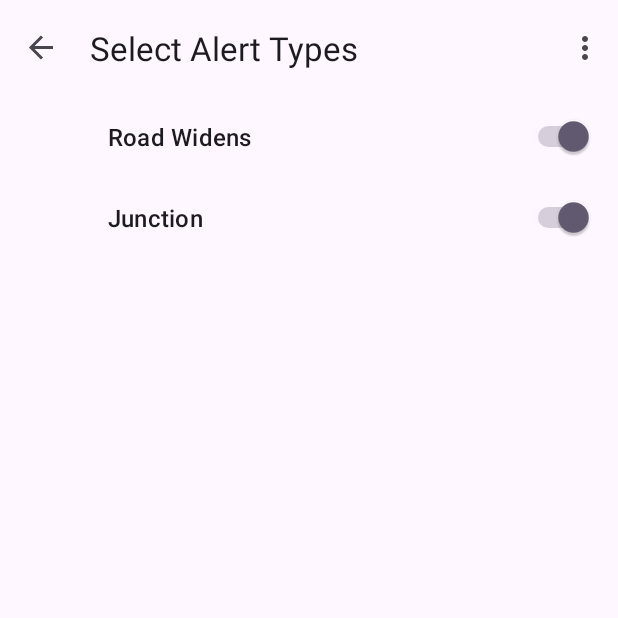
After one commit to timothyf1/msc-dissertation, an Android app: the SettingsAlertTypeFragment screen opened through its navigation route, on a phone screen of 412 x 824 dp, the top half of it. The commit adds this screen. Run offline under Robolectric (Android 15) with nearby library versions, the phone set to English and light mode, and no system bars; our stand-ins replace androidx.preference, navigation-ui.

Commit message:
Seperated preference screen for each alert type

```diff
--- /dev/null
+++ b/app/app/src/main/java/com/example/gpssafetydrivingapp/SettingsAlertTypeFragment.java
@@ -0,0 +1,13 @@
+package com.example.gpssafetydrivingapp;
+
+import android.os.Bundle;
+
+import androidx.preference.PreferenceFragmentCompat;
+
+public class SettingsAlertTypeFragment extends PreferenceFragmentCompat {
+
+    @Override
+    public void onCreatePreferences(Bundle savedInstanceState, String rootKey) {
+        setPreferencesFromResource(R.xml.alert_type_preferences, rootKey);
+    }
+}
--- a/app/app/src/main/res/navigation/nav_graph.xml
+++ b/app/app/src/main/res/navigation/nav_graph.xml
@@ -23,7 +23,11 @@
     <fragment
         android:id="@+id/settingsFragment"
         android:name="com.example.gpssafetydrivingapp.SettingsFragment"
-        android:label="@string/settings" />
+        android:label="@string/settings" >
+        <action
+            android:id="@+id/action_settingsFragment_to_settingsAlertTypeFragment"
+            app:destination="@id/settingsAlertTypeFragment" />
+    </fragment>
     <fragment
         android:id="@+id/aboutFragment"
         android:name="com.example.gpssafetydrivingapp.AboutFragment"
@@ -41,4 +45,8 @@
         android:id="@+id/permissionsCheckLocationFragment"
         android:name="com.example.gpssafetydrivingapp.permissionscheck.PermissionsCheckLocationFragment"
         android:label="@string/location_permissions" />
+    <fragment
+        android:id="@+id/settingsAlertTypeFragment"
+        android:name="com.example.gpssafetydrivingapp.SettingsAlertTypeFragment"
+        android:label="@string/select_alert_types" />
 </navigation>
--- a/app/app/src/main/res/values/strings.xml
+++ b/app/app/src/main/res/values/strings.xml
@@ -28,8 +28,9 @@
     <string name="alert_types">Alert Types</string>
     <string name="all_alert_types">All Alert Types</string>
     <string name="all_alert_types_on">All Alert types are enabled</string>
-    <string name="all_alert_types_off">Select which alerts you would like to receive below</string>
+    <string name="all_alert_types_off">Please click below to select alert types</string>
 
+    <string name="select_alert_types">Select Alert Types</string>
     <string name="road_widens">Road Widens</string>
     <string name="junction">Junction</string>
 
--- /dev/null
+++ b/app/app/src/main/res/xml/alert_type_preferences.xml
@@ -0,0 +1,13 @@
+<?xml version="1.0" encoding="utf-8"?>
+<PreferenceScreen xmlns:android="http://schemas.android.com/apk/res/android">
+
+    <SwitchPreference
+        android:defaultValue="true"
+        android:key="switch_alert_type_10"
+        android:title="@string/road_widens"/>
+    <SwitchPreference
+        android:defaultValue="true"
+        android:key="switch_alert_type_20"
+        android:title="@string/junction"/>
+
+</PreferenceScreen>
--- a/app/app/src/main/res/xml/root_preferences.xml
+++ b/app/app/src/main/res/xml/root_preferences.xml
@@ -17,21 +17,17 @@
             app:summaryOff="@string/all_alert_types_on"
             app:summaryOn="@string/all_alert_types_off" />
 
-        <SwitchPreference
-            android:defaultValue="true"
-            android:key="switch_alert_type_10"
-            android:title="@string/road_widens"
-            app:dependency="switch_all_alerts" />
-        <SwitchPreference
-            android:defaultValue="true"
-            android:key="switch_alert_type_20"
-            android:title="@string/junction"
-            app:dependency="switch_all_alerts" />
+        <Preference
+            android:key="alert_types"
+            android:title="Alert Types"
+            app:dependency="switch_all_alerts"
+            app:disableDependentsState="false"
+        />
 
     </PreferenceCategory>
 
     <PreferenceCategory android:title="@string/alert_options">
-    <SeekBarPreference
+        <SeekBarPreference
             android:defaultValue="10"
             android:key="min_alert_speed"
             android:max="40"
```
Also changed, not shown: app/app/src/main/java/com/example/gpssafetydrivingapp/SettingsFragment.java (+20 -0 lines).
